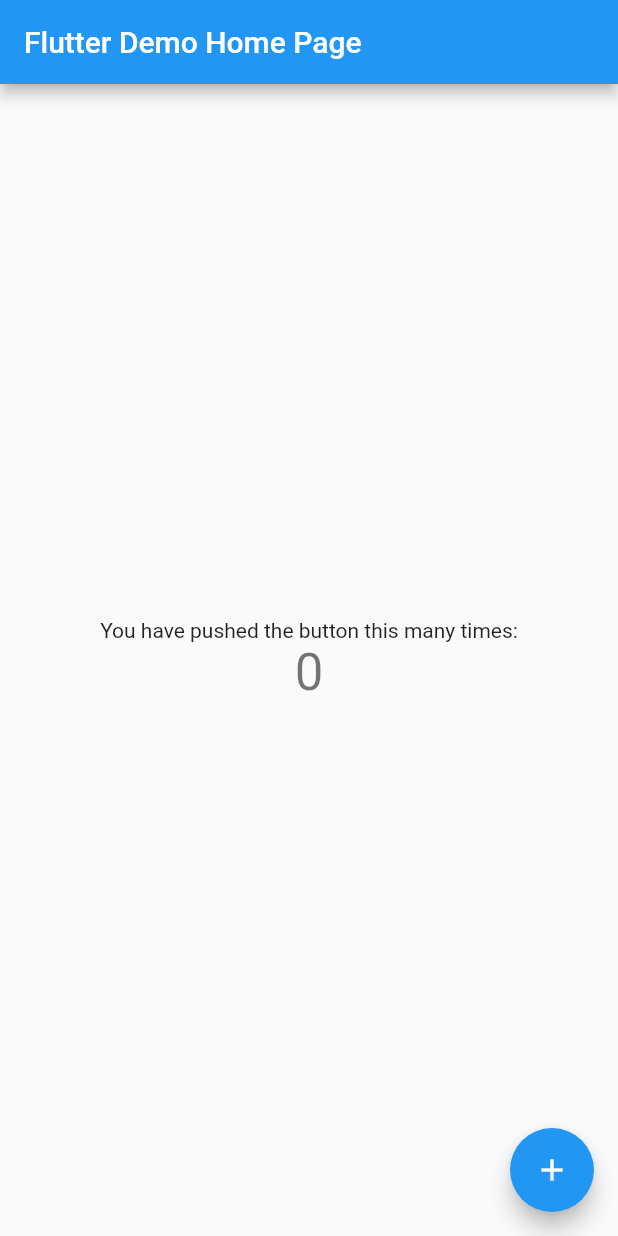
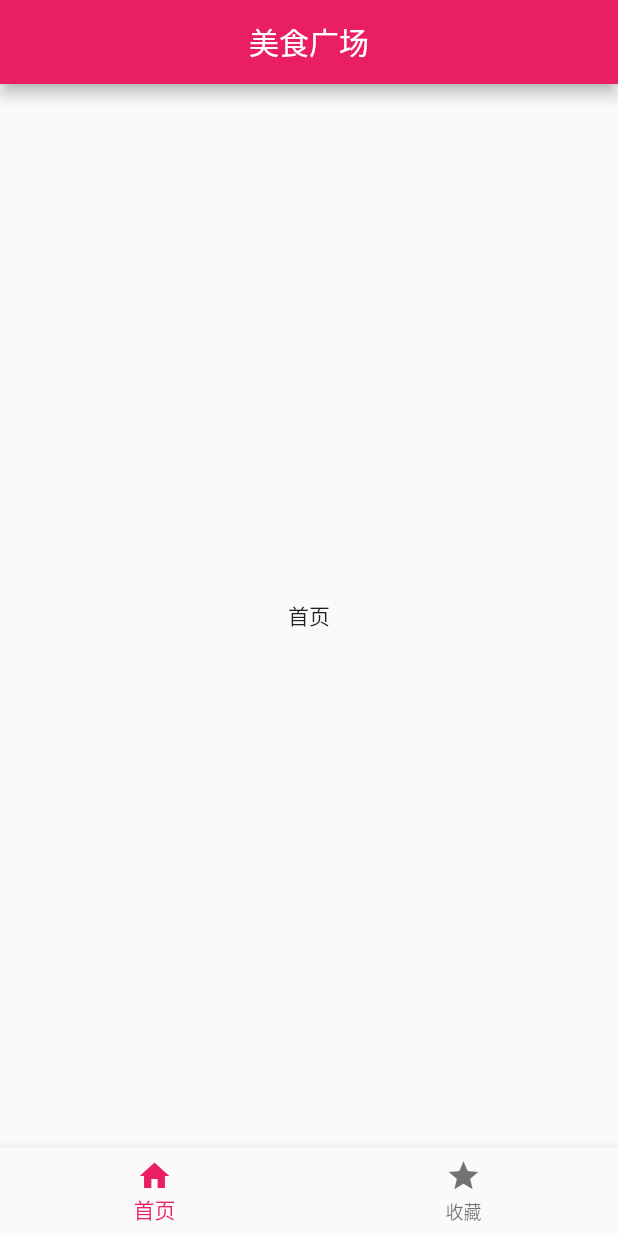
Before and after one commit to BIG-BEARC/foodcourt, a Flutter app: the screen it shows after launch, on a phone screen of 412 x 824 dp. Run offline on Flutter 3.47's test engine with Material 2 defaults, Android fonts, the phone set to English and light mode, and no system bars.

```diff
--- /dev/null
+++ b/lib/core/router/router.dart
@@ -0,0 +1,24 @@
+import 'package:flutter/material.dart';
+
+import 'package:foodcourt/ui/pages/err/unkonwn_page.dart';
+import 'package:foodcourt/ui/pages/favorite/favorite.dart';
+import 'package:foodcourt/ui/pages/home/home.dart';
+import 'package:foodcourt/ui/pages/main/main.dart';
+
+class Routers {
+  static final String initialRoute = FCMainScreen.routeName;
+
+  static RouteFactory unKnownRoute = (setting) {
+    return MaterialPageRoute(builder: (ctx) {
+      return UnKnownPage();
+    });
+  };
+
+  static RouteFactory generateRoute = (setting) {
+    return null;
+  };
+
+  static final Map<String, WidgetBuilder> routes = {
+    FCMainScreen.routeName: (ctx) => FCMainScreen(),
+  };
+}
--- a/lib/main.dart
+++ b/lib/main.dart
@@ -1,117 +1,22 @@
 import 'package:flutter/material.dart';
+import 'package:foodcourt/ui/share/them.dart';
+
+import 'core/router/router.dart';
 
 void main() {
   runApp(MyApp());
 }
 
 class MyApp extends StatelessWidget {
-  // This widget is the root of your application.
   @override
   Widget build(BuildContext context) {
     return MaterialApp(
-      title: 'Flutter Demo',
-      theme: ThemeData(
-        // This is the theme of your application.
-        //
-        // Try running your application with "flutter run". You'll see the
-        // application has a blue toolbar. Then, without quitting the app, try
-        // changing the primarySwatch below to Colors.green and then invoke
-        // "hot reload" (press "r" in the console where you ran "flutter run",
-        // or simply save your changes to "hot reload" in a Flutter IDE).
-        // Notice that the counter didn't reset back to zero; the application
-        // is not restarted.
-        primarySwatch: Colors.blue,
-        // This makes the visual density adapt to the platform that you run
-        // the app on. For desktop platforms, the controls will be smaller and
-        // closer together (more dense) than on mobile platforms.
-        visualDensity: VisualDensity.adaptivePlatformDensity,
-      ),
-      home: MyHomePage(title: 'Flutter Demo Home Page'),
+      title: '美食广场',
+      theme: AppTheme.theme,
+      initialRoute:Routers.initialRoute ,
+      routes: Routers.routes,
+      onUnknownRoute:Routers.unKnownRoute ,
+      onGenerateRoute:Routers.generateRoute ,
     );
   }
 }
-
-class MyHomePage extends StatefulWidget {
-  MyHomePage({Key key, this.title}) : super(key: key);
-
-  // This widget is the home page of your application. It is stateful, meaning
-  // that it has a State object (defined below) that contains fields that affect
-  // how it looks.
-
-  // This class is the configuration for the state. It holds the values (in this
-  // case the title) provided by the parent (in this case the App widget) and
-  // used by the build method of the State. Fields in a Widget subclass are
-  // always marked "final".
-
-  final String title;
-
-  @override
-  _MyHomePageState createState() => _MyHomePageState();
-}
-
-class _MyHomePageState extends State<MyHomePage> {
-  int _counter = 0;
-
-  void _incrementCounter() {
-    setState(() {
-      // This call to setState tells the Flutter framework that something has
-      // changed in this State, which causes it to rerun the build method below
-      // so that the display can reflect the updated values. If we changed
-      // _counter without calling setState(), then the build method would not be
-      // called again, and so nothing would appear to happen.
-      _counter++;
-    });
-  }
-
-  @override
-  Widget build(BuildContext context) {
-    // This method is rerun every time setState is called, for instance as done
-    // by the _incrementCounter method above.
-    //
-    // The Flutter framework has been optimized to make rerunning build methods
-    // fast, so that you can just rebuild anything that needs updating rather
-    // than having to individually change instances of widgets.
-    return Scaffold(
-      appBar: AppBar(
-        // Here we take the value from the MyHomePage object that was created by
-        // the App.build method, and use it to set our appbar title.
-        title: Text(widget.title),
-      ),
-      body: Center(
-        // Center is a layout widget. It takes a single child and positions it
-        // in the middle of the parent.
-        child: Column(
-          // Column is also a layout widget. It takes a list of children and
-          // arranges them vertically. By default, it sizes itself to fit its
-          // children horizontally, and tries to be as tall as its parent.
-          //
-          // Invoke "debug painting" (press "p" in the console, choose the
-          // "Toggle Debug Paint" action from the Flutter Inspector in Android
-          // Studio, or the "Toggle Debug Paint" command in Visual Studio Code)
-          // to see the wireframe for each widget.
-          //
-          // Column has various properties to control how it sizes itself and
-          // how it positions its children. Here we use mainAxisAlignment to
-          // center the children vertically; the main axis here is the vertical
-          // axis because Columns are vertical (the cross axis would be
-          // horizontal).
-          mainAxisAlignment: MainAxisAlignment.center,
-          children: <Widget>[
-            Text(
-              'You have pushed the button this many times:',
-            ),
-            Text(
-              '$_counter',
-              style: Theme.of(context).textTheme.headline4,
-            ),
-          ],
-        ),
-      ),
-      floatingActionButton: FloatingActionButton(
-        onPressed: _incrementCounter,
-        tooltip: 'Increment',
-        child: Icon(Icons.add),
-      ), // This trailing comma makes auto-formatting nicer for build methods.
-    );
-  }
-}
--- /dev/null
+++ b/lib/ui/pages/home/home.dart
@@ -0,0 +1,21 @@
+import 'package:flutter/material.dart';
+import 'package:foodcourt/ui/pages/home/home_content.dart';
+
+class FCHomeScreen extends StatefulWidget {
+  static const String routeName ='FCHomeScreen';
+  @override
+  _FCHomeScreenState createState() => _FCHomeScreenState();
+}
+
+class _FCHomeScreenState extends State<FCHomeScreen> {
+  @override
+  Widget build(BuildContext context) {
+    return Scaffold(
+      appBar: AppBar(
+        title: Text('美食广场'),
+        centerTitle: true,
+      ),
+      body: FCHomeContent(),
+    );
+  }
+}
--- /dev/null
+++ b/lib/ui/pages/home/home_content.dart
@@ -0,0 +1,16 @@
+import 'package:flutter/material.dart';
+
+class FCHomeContent extends StatefulWidget {
+  @override
+  _FCHomeContentState createState() => _FCHomeContentState();
+}
+
+class _FCHomeContentState extends State<FCHomeContent> {
+  @override
+  Widget build(BuildContext context) {
+    return Container(
+      alignment: Alignment.center,
+      child: Text('首页'),
+    );
+  }
+}
--- /dev/null
+++ b/lib/ui/pages/main/main.dart
@@ -0,0 +1,39 @@
+import 'package:flutter/material.dart';
+import 'package:foodcourt/ui/pages/favorite/favorite.dart';
+import 'package:foodcourt/ui/pages/home/home.dart';
+
+class FCMainScreen extends StatefulWidget {
+  static const String routeName = '/';
+
+  @override
+  _FCMainScreenState createState() => _FCMainScreenState();
+}
+
+class _FCMainScreenState extends State<FCMainScreen> {
+  int _currentIndex = 0;
+
+  @override
+  Widget build(BuildContext context) {
+    return Scaffold(
+      body: IndexedStack(
+        index: _currentIndex,
+        children: [
+          FCHomeScreen(),
+          FCFavoriteScreen(),
+        ],
+      ),
+      bottomNavigationBar: BottomNavigationBar(
+        items: [
+          BottomNavigationBarItem(icon: Icon(Icons.home), title: Text('首页')),
+          BottomNavigationBarItem(icon: Icon(Icons.star), title: Text('收藏')),
+        ],
+        currentIndex: _currentIndex,
+        onTap: (index) {
+         setState(() {
+           _currentIndex = index;
+         });
+        },
+      ),
+    );
+  }
+}
--- /dev/null
+++ b/lib/ui/share/them.dart
@@ -0,0 +1,31 @@
+import 'package:flutter/material.dart';
+
+class AppTheme{
+  // 1.共有属性
+  static const double bodyFontSize = 14;
+  static const double smallFontSize = 16;
+  static const double normalFontSize = 20;
+  static const double largeFontSize = 24;
+
+  // 2.普通模式
+  static final Color norTextColors = Colors.red;
+
+  static final ThemeData theme = ThemeData(
+      primarySwatch: Colors.pink,
+      textTheme: TextTheme(
+        bodyText1:TextStyle(fontSize: bodyFontSize),
+        headline5:TextStyle(fontSize: smallFontSize,color: Colors.black87),
+        headline4:TextStyle(fontSize: normalFontSize,color: Colors.black87),
+        headline3:TextStyle(fontSize: largeFontSize,color: Colors.black87),
+      )
+  );
+  // 3.暗黑模式
+  static final Color darkTextColors = Colors.blueGrey;
+
+  static final ThemeData darkTheme = ThemeData(
+      primarySwatch: Colors.grey,
+      textTheme: TextTheme(
+          bodyText1: TextStyle(fontSize: normalFontSize, color: darkTextColors)
+      )
+  );
+}
```
Also changed, not shown: lib/ui/pages/err/unkonwn_page.dart (added, +21 -0 lines), lib/ui/pages/favorite/favorite.dart (added, +22 -0 lines), lib/ui/pages/favorite/favorite_content.dart (added, +16 -0 lines), lib/ui/share/size_fit.dart (added, +42 -0 lines).
